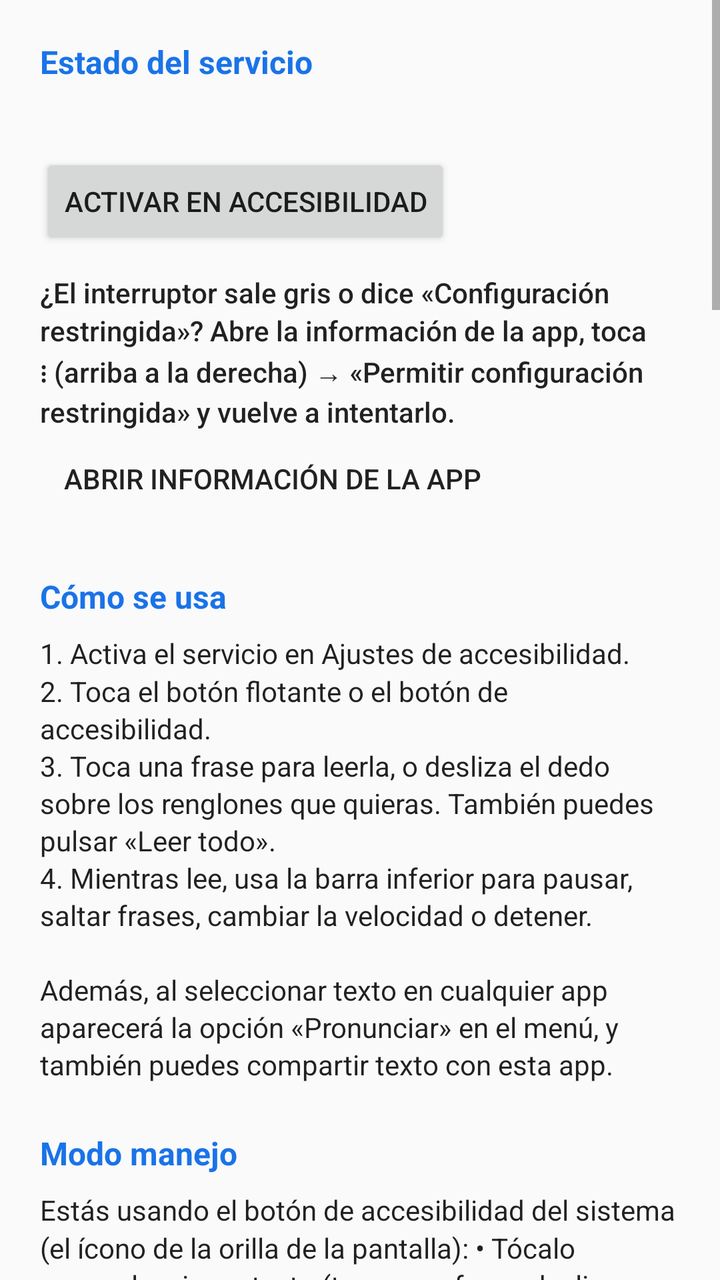
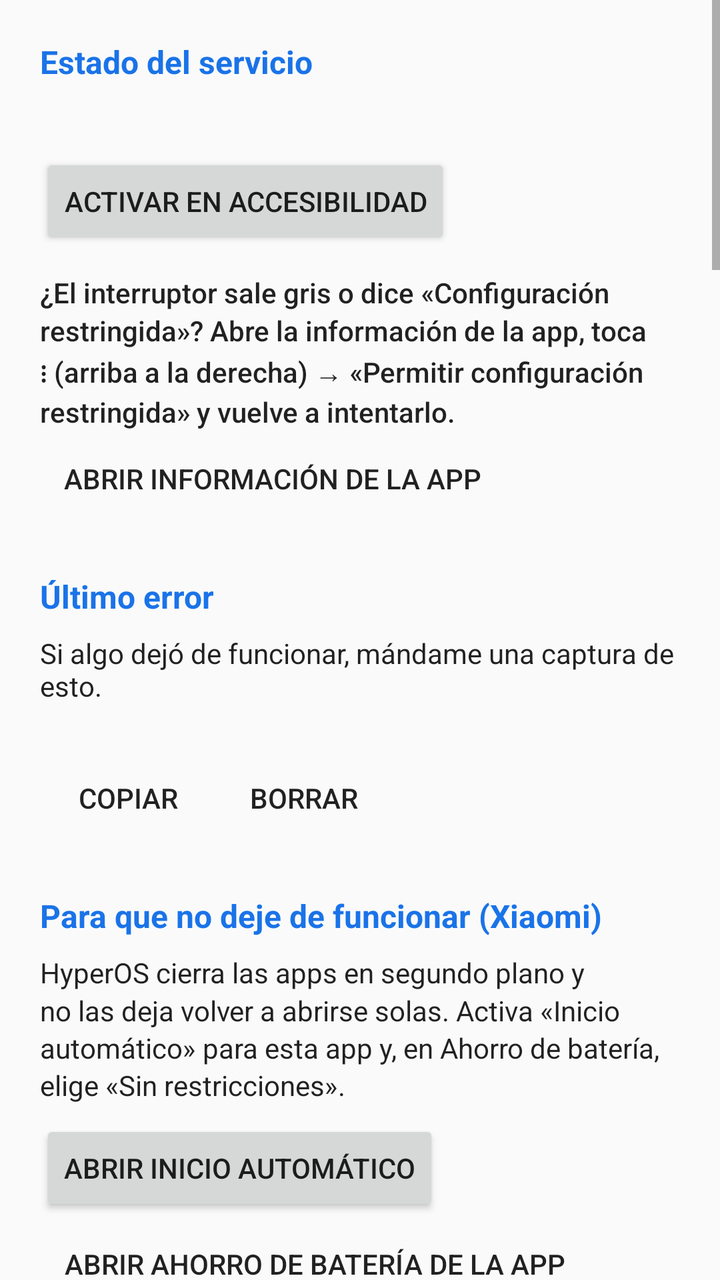

Two renders of the same Android screen: before a commit and after it. Below are the layout's source before the change and the commit's diff.
<!-- AndroidManifest.xml: application theme AppTheme -->
<!-- res/layout/activity_main.xml -->
<?xml version="1.0" encoding="utf-8"?>
<ScrollView xmlns:android="http://schemas.android.com/apk/res/android"
    android:layout_width="match_parent"
    android:layout_height="match_parent"
    android:fitsSystemWindows="true">

    <LinearLayout
        android:layout_width="match_parent"
        android:layout_height="wrap_content"
        android:orientation="vertical"
        android:padding="@dimen/screen_padding">

        <TextView
            style="@style/SectionTitle"
            android:layout_marginTop="0dp"
            android:text="@string/status_title" />

        <TextView
            android:id="@+id/status_text"
            android:layout_width="match_parent"
            android:layout_height="wrap_content"
            android:textAppearance="@android:style/TextAppearance.Material.Body1" />

        <Button
            android:id="@+id/open_settings"
            android:layout_width="wrap_content"
            android:layout_height="wrap_content"
            android:layout_marginTop="8dp"
            android:text="@string/open_accessibility_settings" />

        <TextView
            android:id="@+id/restricted_help"
            android:layout_width="match_parent"
            android:layout_height="wrap_content"
            android:layout_marginTop="12dp"
            android:lineSpacingMultiplier="1.15"
            android:text="@string/restricted_help"
            android:textAppearance="@android:style/TextAppearance.Material.Body2" />

        <Button
            android:id="@+id/allow_restricted"
            style="?android:attr/borderlessButtonStyle"
            android:layout_width="wrap_content"
            android:layout_height="wrap_content"
            android:text="@string/allow_restricted" />

        <TextView
            style="@style/SectionTitle"
            android:text="@string/how_to_title" />

        <TextView
            android:layout_width="match_parent"
            android:layout_height="wrap_content"
            android:lineSpacingMultiplier="1.15"
            android:text="@string/how_to_body"
            android:textAppearance="@android:style/TextAppearance.Material.Body1" />

        <TextView
            style="@style/SectionTitle"
            android:text="@string/driving_title" />

        <TextView
            android:id="@+id/system_button_info"
            android:layout_width="match_parent"
            android:layout_height="wrap_content"
            android:lineSpacingMultiplier="1.15"
            android:text="@string/system_button_info"
            android:textAppearance="@android:style/TextAppearance.Material.Body1" />

        <LinearLayout
            android:id="@+id/own_button_options"
            android:layout_width="match_parent"
            android:layout_height="wrap_content"
            android:orientation="vertical">

        <Switch
            android:id="@+id/floating_switch"
            android:layout_width="match_parent"
            android:layout_height="wrap_content"
            android:minHeight="48dp"
            android:text="@string/show_floating_button"
            android:textAppearance="@android:style/TextAppearance.Material.Body1" />

        <TextView
            android:layout_width="match_parent"
            android:layout_height="wrap_content"
            android:layout_marginBottom="8dp"
            android:text="@string/floating_button_help"
            android:lineSpacingMultiplier="1.15"
            android:textAppearance="@android:style/TextAppearance.Material.Body2" />

        <Switch
            android:id="@+id/car_auto_switch"
            android:layout_width="match_parent"
            android:layout_height="wrap_content"
            android:minHeight="48dp"
            android:text="@string/car_auto"
            android:textAppearance="@android:style/TextAppearance.Material.Body1" />

        <Button
            android:id="@+id/car_pick"
            style="?android:attr/borderlessButtonStyle"
            android:layout_width="wrap_content"
            android:layout_height="wrap_content"
            android:text="@string/car_pick" />
        </LinearLayout>

        <TextView
            style="@style/SectionTitle"
            android:text="@string/selection_title" />

        <TextView
            android:layout_width="match_parent"
            android:layout_height="wrap_content"
            android:lineSpacingMultiplier="1.15"
            android:text="@string/tap_prompt"
            android:textAppearance="@android:style/TextAppearance.Material.Body1" />

        <RadioGroup
            android:id="@+id/tap_group"
            android:layout_width="match_parent"
            android:layout_height="wrap_content">

            <RadioButton
                android:id="@+id/tap_sentence"
                android:layout_width="match_parent"
                android:layout_height="wrap_content"
                android:minHeight="48dp"
                android:text="@string/tap_sentence" />

            <RadioButton
                android:id="@+id/tap_from"
                android:layout_width="match_parent"
                android:layout_height="wrap_content"
                android:minHeight="48dp"
                android:text="@string/tap_from" />

            <RadioButton
                android:id="@+id/tap_element"
                android:layout_width="match_parent"
                android:layout_height="wrap_content"
                android:minHeight="48dp"
                android:text="@string/tap_element" />
        </RadioGroup>

        <Switch
            android:id="@+id/drag_rows_switch"
            android:layout_width="match_parent"
            android:layout_height="wrap_content"
            android:layout_marginTop="8dp"
            android:minHeight="48dp"
            android:text="@string/drag_rows"
            android:textAppearance="@android:style/TextAppearance.Material.Body1" />

        <TextView
            style="@style/SectionTitle"
            android:text="@string/audio_title" />

        <TextView
            android:layout_width="match_parent"
            android:layout_height="wrap_content"
            android:lineSpacingMultiplier="1.15"
            android:text="@string/music_prompt"
            android:textAppearance="@android:style/TextAppearance.Material.Body1" />

        <RadioGroup
            android:id="@+id/music_group"
            android:layout_width="match_parent"
            android:layout_height="wrap_content">

            <RadioButton
                android:id="@+id/music_duck"
                android:layout_width="match_parent"
                android:layout_height="wrap_content"
                android:minHeight="48dp"
                android:text="@string/music_duck" />

            <RadioButton
                android:id="@+id/music_pause"
                android:layout_width="match_parent"
                android:layout_height="wrap_content"
                android:minHeight="48dp"
                android:text="@string/music_pause" />

            <RadioButton
                android:id="@+id/music_none"
                android:layout_width="match_parent"
                android:layout_height="wrap_content"
                android:minHeight="48dp"
                android:text="@string/music_none" />
        </RadioGroup>

        <TextView
            style="@style/SectionTitle"
            android:text="@string/voice_title" />

        <TextView
            android:id="@+id/rate_label"
            android:layout_width="match_parent"
            android:layout_height="wrap_content"
            android:textAppearance="@android:style/TextAppearance.Material.Body1" />

        <SeekBar
            android:id="@+id/rate_seek"
            android:layout_width="match_parent"
            android:layout_height="wrap_content"
            android:layout_marginBottom="12dp"
            android:max="55" />

        <TextView
            android:id="@+id/pitch_label"
            android:layout_width="match_parent"
            android:layout_height="wrap_content"
            android:textAppearance="@android:style/TextAppearance.Material.Body1" />

        <SeekBar
            android:id="@+id/pitch_seek"
            android:layout_width="match_parent"
            android:layout_height="wrap_content"
            android:layout_marginBottom="12dp"
            android:max="30" />

        <Switch
            android:id="@+id/highlight_switch"
            android:layout_width="match_parent"
            android:layout_height="wrap_content"
            android:minHeight="48dp"
            android:text="@string/highlight_text"
            android:textAppearance="@android:style/TextAppearance.Material.Body1" />


        <Button
            android:id="@+id/tts_settings"
            style="?android:attr/borderlessButtonStyle"
            android:layout_width="wrap_content"
            android:layout_height="wrap_content"
            android:text="@string/tts_settings" />

        <TextView
            style="@style/SectionTitle"
            android:text="@string/ocr_title" />

        <TextView
            android:layout_width="match_parent"
            android:layout_height="wrap_content"
            android:lineSpacingMultiplier="1.15"
            android:text="@string/ocr_help"
            android:textAppearance="@android:style/TextAppearance.Material.Body1" />

        <RadioGroup
            android:id="@+id/ocr_group"
            android:layout_width="match_parent"
            android:layout_height="wrap_content"
            android:layout_marginTop="4dp">

            <RadioButton
                android:id="@+id/ocr_auto"
                android:layout_width="match_parent"
                android:layout_height="wrap_content"
                android:minHeight="48dp"
                android:text="@string/ocr_auto" />

            <RadioButton
                android:id="@+id/ocr_always"
                android:layout_width="match_parent"
                android:layout_height="wrap_content"
                android:minHeight="48dp"
                android:text="@string/ocr_always" />

            <RadioButton
                android:id="@+id/ocr_never"
                android:layout_width="match_parent"
                android:layout_height="wrap_content"
                android:minHeight="48dp"
                android:text="@string/ocr_never" />
        </RadioGroup>

        <TextView
            style="@style/SectionTitle"
            android:text="@string/tile_title" />

        <TextView
            android:layout_width="match_parent"
            android:layout_height="wrap_content"
            android:lineSpacingMultiplier="1.15"
            android:text="@string/tile_help"
            android:textAppearance="@android:style/TextAppearance.Material.Body1" />

        <TextView
            android:layout_width="match_parent"
            android:layout_height="wrap_content"
            android:layout_marginTop="12dp"
            android:text="@string/tile_action_prompt"
            android:textAppearance="@android:style/TextAppearance.Material.Body1" />

        <RadioGroup
            android:id="@+id/tile_action_group"
            android:layout_width="match_parent"
            android:layout_height="wrap_content">

            <RadioButton
                android:id="@+id/tile_action_select"
                android:layout_width="match_parent"
                android:layout_height="wrap_content"
                android:minHeight="48dp"
                android:text="@string/tile_action_select" />

            <RadioButton
                android:id="@+id/tile_action_read_all"
                android:layout_width="match_parent"
                android:layout_height="wrap_content"
                android:minHeight="48dp"
                android:text="@string/tile_action_read_all" />
        </RadioGroup>

        <Button
            android:id="@+id/tile_add"
            android:layout_width="wrap_content"
            android:layout_height="wrap_content"
            android:layout_marginTop="4dp"
            android:text="@string/tile_add" />

        <TextView
            style="@style/SectionTitle"
            android:text="@string/test_title" />

        <EditText
            android:id="@+id/test_text"
            android:layout_width="match_parent"
            android:layout_height="wrap_content"
            android:hint="@string/test_hint"
            android:importantForAutofill="no"
            android:inputType="textMultiLine|textCapSentences"
            android:minLines="2"
            android:text="@string/test_default" />

        <LinearLayout
            android:layout_width="match_parent"
            android:layout_height="wrap_content"
            android:layout_marginTop="8dp"
            android:orientation="horizontal">

            <Button
                android:id="@+id/test_speak"
                android:layout_width="wrap_content"
                android:layout_height="wrap_content"
                android:text="@string/speak" />

            <Button
                android:id="@+id/test_stop"
                style="?android:attr/borderlessButtonStyle"
                android:layout_width="wrap_content"
                android:layout_height="wrap_content"
                android:layout_marginStart="8dp"
                android:text="@string/stop" />
        </LinearLayout>
    </LinearLayout>
</ScrollView>
<!-- resources referenced by this layout -->
<resources>
  <dimen name="screen_padding">20dp</dimen>
  <string name="allow_restricted">Abrir información de la app</string>
  <string name="audio_title">Audio</string>
  <string name="car_auto">Mostrar el botón solo cuando el teléfono esté conectado al Bluetooth del carro</string>
  <string name="car_pick">Elegir el Bluetooth del carro</string>
  <string name="drag_rows">Al deslizar, seleccionar renglones completos (más fácil con una mano)</string>
  <string name="driving_title">Modo manejo</string>
  <string name="highlight_text">Resaltar el texto que se está leyendo</string>
  <string name="how_to_title">Cómo se usa</string>
  <string name="music_duck">Bajar el volumen de la música</string>
  <string name="music_none">No hacer nada</string>
  <string name="music_pause">Pausar la música y reanudarla al terminar</string>
  <string name="music_prompt">Si hay música sonando (Spotify, etc.) mientras lee:</string>
  <string name="ocr_always">Siempre reconocer desde la imagen</string>
  <string name="ocr_auto">Automático: solo donde no hay texto accesible</string>
  <string name="ocr_help">Algunas apps (visores de PDF, fotos, juegos) muestran el texto como imagen. En ese caso se hace una captura y se reconoce el texto en el teléfono, sin internet. Requiere Android 11 o superior.</string>
  <string name="ocr_never">Nunca</string>
  <string name="ocr_title">Texto en imágenes y PDF</string>
  <string name="open_accessibility_settings">Activar en Accesibilidad</string>
  <string name="restricted_help">¿El interruptor sale gris o dice «Configuración restringida»? Abre la información de la app, toca ⋮ (arriba a la derecha) → «Permitir configuración restringida» y vuelve a intentarlo.</string>
  <string name="selection_title">Selección</string>
  <string name="show_floating_button">Botón flotante visible</string>
  <string name="speak">Pronunciar</string>
  <string name="status_title">Estado del servicio</string>
  <string name="stop">Detener</string>
  <string name="tap_element">Leer el mensaje o párrafo completo</string>
  <string name="tap_from">Leer desde la frase tocada hasta el final</string>
  <string name="tap_prompt">Al tocar un texto:</string>
  <string name="tap_sentence">Leer solo la frase tocada</string>
  <string name="test_default">Hola. Esta es una prueba de Seleccionar para pronunciar.</string>
  <string name="test_hint">Escribe algo para escucharlo…</string>
  <string name="test_title">Probar</string>
  <string name="tile_action_prompt">Al tocar el icono:</string>
  <string name="tile_action_read_all">Leer toda la pantalla</string>
  <string name="tile_action_select">Seleccionar texto</string>
  <string name="tile_add">Añadir icono al panel</string>
  <string name="tile_help">Añade el icono «Pronunciar» al panel de Ajustes rápidos (en Xiaomi: Centro de control → Editar). Si ya está leyendo, tocarlo detiene la lectura. Mantenerlo pulsado abre esta pantalla.</string>
  <string name="tile_title">Icono de Ajustes rápidos</string>
  <string name="tts_settings">Ajustes de texto a voz del sistema</string>
  <string name="voice_title">Voz</string>
  <dimen name="section_gap">24dp</dimen>
  <color name="primary">#1A73E8</color>
  <color name="primary_dark">#174EA6</color>
  <!-- unchanged entries left out for length: 5 -->
</resources>

<!-- the commit's change to res/layout/activity_main.xml (unified diff, before → after) -->
@@ -44,6 +44,85 @@
             android:layout_height="wrap_content"
             android:text="@string/allow_restricted" />
 
+        <LinearLayout
+            android:id="@+id/error_section"
+            android:layout_width="match_parent"
+            android:layout_height="wrap_content"
+            android:orientation="vertical">
+
+            <TextView
+                style="@style/SectionTitle"
+                android:text="@string/error_title" />
+
+            <TextView
+                android:layout_width="match_parent"
+                android:layout_height="wrap_content"
+                android:text="@string/error_help"
+                android:textAppearance="@android:style/TextAppearance.Material.Body1" />
+
+            <TextView
+                android:id="@+id/error_text"
+                android:layout_width="match_parent"
+                android:layout_height="wrap_content"
+                android:layout_marginTop="8dp"
+                android:fontFamily="monospace"
+                android:maxLines="14"
+                android:textIsSelectable="true"
+                android:textSize="11sp" />
+
+            <LinearLayout
+                android:layout_width="match_parent"
+                android:layout_height="wrap_content"
+                android:orientation="horizontal">
+
+                <Button
+                    android:id="@+id/error_copy"
+                    style="?android:attr/borderlessButtonStyle"
+                    android:layout_width="wrap_content"
+                    android:layout_height="wrap_content"
+                    android:text="@string/error_copy" />
+
+                <Button
+                    android:id="@+id/error_clear"
+                    style="?android:attr/borderlessButtonStyle"
+                    android:layout_width="wrap_content"
+                    android:layout_height="wrap_content"
+                    android:text="@string/error_clear" />
+            </LinearLayout>
+        </LinearLayout>
+
+        <LinearLayout
+            android:id="@+id/xiaomi_section"
+            android:layout_width="match_parent"
+            android:layout_height="wrap_content"
+            android:orientation="vertical">
+
+            <TextView
+                style="@style/SectionTitle"
+                android:text="@string/xiaomi_title" />
+
+            <TextView
+                android:layout_width="match_parent"
+                android:layout_height="wrap_content"
+                android:lineSpacingMultiplier="1.15"
+                android:text="@string/xiaomi_help"
+                android:textAppearance="@android:style/TextAppearance.Material.Body1" />
+
+            <Button
+                android:id="@+id/xiaomi_autostart"
+                android:layout_width="wrap_content"
+                android:layout_height="wrap_content"
+                android:layout_marginTop="8dp"
+                android:text="@string/xiaomi_autostart" />
+
+            <Button
+                android:id="@+id/xiaomi_battery"
+                style="?android:attr/borderlessButtonStyle"
+                android:layout_width="wrap_content"
+                android:layout_height="wrap_content"
+                android:text="@string/xiaomi_battery" />
+        </LinearLayout>
+
         <TextView
             style="@style/SectionTitle"
             android:text="@string/how_to_title" />
<!-- resource entries referenced after the edit -->
@@ -7,6 +7,10 @@
   <string name="car_pick">Elegir el Bluetooth del carro</string>
   <string name="drag_rows">Al deslizar, seleccionar renglones completos (más fácil con una mano)</string>
   <string name="driving_title">Modo manejo</string>
+  <string name="error_clear">Borrar</string>
+  <string name="error_copy">Copiar</string>
+  <string name="error_help">Si algo dejó de funcionar, mándame una captura de esto.</string>
+  <string name="error_title">Último error</string>
   <string name="highlight_text">Resaltar el texto que se está leyendo</string>
   <string name="how_to_title">Cómo se usa</string>
   <string name="music_duck">Bajar el volumen de la música</string>
@@ -40,6 +44,10 @@
   <string name="tile_title">Icono de Ajustes rápidos</string>
   <string name="tts_settings">Ajustes de texto a voz del sistema</string>
   <string name="voice_title">Voz</string>
+  <string name="xiaomi_autostart">Abrir inicio automático</string>
+  <string name="xiaomi_battery">Abrir ahorro de batería de la app</string>
+  <string name="xiaomi_help">HyperOS cierra las apps en segundo plano y no las deja volver a abrirse solas. Activa «Inicio automático» para esta app y, en Ahorro de batería, elige «Sin restricciones».</string>
+  <string name="xiaomi_title">Para que no deje de funcionar (Xiaomi)</string>
   <dimen name="section_gap">24dp</dimen>
   <color name="primary">#1A73E8</color>
   <color name="primary_dark">#174EA6</color>
